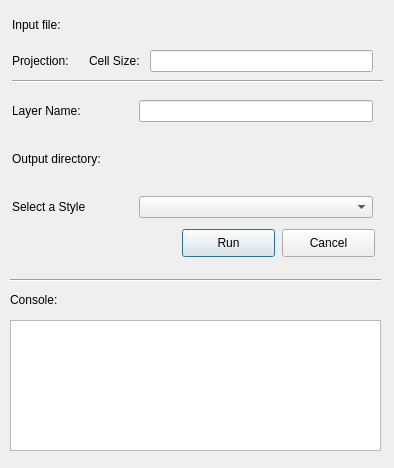
Above: rasterizor/rasterizor_dialog_base.ui from FLO-2DKaren/FLO-2D-Rasterizor before the change. Below: the same form after it.
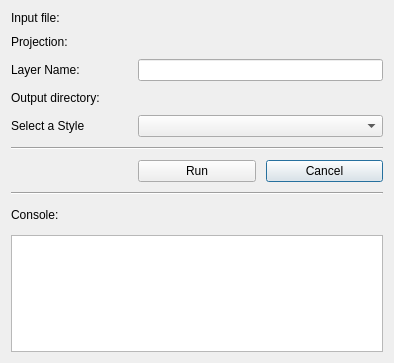
That is the form after the change. Custom widgets are drawn as their Qt base class.

Commit message: Cell size removed from the interface. Now it is calculated internally from the file selected. Small adjustments in the Plugin interface.

```diff
--- a/rasterizor/rasterizor_dialog_base.ui
+++ b/rasterizor/rasterizor_dialog_base.ui
@@ -7,102 +7,27 @@
     <x>0</x>
     <y>0</y>
     <width>394</width>
-    <height>468</height>
+    <height>363</height>
    </rect>
   </property>
   <property name="windowTitle">
    <string>FLO-2D Rasterizor</string>
   </property>
-  <widget class="QPlainTextEdit" name="plainTextEdit">
-   <property name="geometry">
-    <rect>
-     <x>10</x>
-     <y>320</y>
-     <width>371</width>
-     <height>131</height>
-    </rect>
-   </property>
-   <property name="toolTip">
-    <string>Progress messages.</string>
-   </property>
-  </widget>
-  <widget class="QPushButton" name="runButton">
-   <property name="geometry">
-    <rect>
-     <x>182</x>
-     <y>229</y>
-     <width>93</width>
-     <height>28</height>
-    </rect>
-   </property>
-   <property name="toolTip">
-    <string>Create a raster.</string>
-   </property>
-   <property name="text">
-    <string>Run</string>
-   </property>
-  </widget>
-  <widget class="QPushButton" name="cancelButton">
-   <property name="geometry">
-    <rect>
-     <x>282</x>
-     <y>229</y>
-     <width>93</width>
-     <height>28</height>
-    </rect>
-   </property>
-   <property name="text">
-    <string>Cancel</string>
-   </property>
-  </widget>
-  <widget class="Line" name="line">
-   <property name="geometry">
-    <rect>
-     <x>12</x>
-     <y>73</y>
-     <width>371</width>
-     <height>16</height>
-    </rect>
-   </property>
+  <layout class="QGridLayout" name="gridLayout_2">
+   <item row="1" column="0">
+    <spacer name="verticalSpacer">
    <property name="orientation">
-    <enum>Qt::Horizontal</enum>
-   </property>
-  </widget>
-  <widget class="Line" name="line_2">
-   <property name="geometry">
-    <rect>
-     <x>10</x>
-     <y>272</y>
-     <width>371</width>
-     <height>16</height>
-    </rect>
-   </property>
-   <property name="orientation">
-    <enum>Qt::Horizontal</enum>
-   </property>
-  </widget>
-  <widget class="QLabel" name="consoleLabel">
-   <property name="geometry">
-    <rect>
-     <x>10</x>
-     <y>290</y>
-     <width>71</width>
-     <height>20</height>
-    </rect>
-   </property>
-   <property name="text">
-    <string>Console:</string>
-   </property>
-  </widget>
-  <widget class="QWidget" name="layoutWidget">
-   <property name="geometry">
-    <rect>
-     <x>12</x>
-     <y>10</y>
-     <width>361</width>
-     <height>62</height>
-    </rect>
-   </property>
+      <enum>Qt::Vertical</enum>
+     </property>
+     <property name="sizeHint" stdset="0">
+      <size>
+       <width>20</width>
+       <height>1</height>
+      </size>
+     </property>
+    </spacer>
+   </item>
+   <item row="0" column="0">
    <layout class="QGridLayout" name="gridLayout">
     <property name="sizeConstraint">
      <enum>QLayout::SetDefaultConstraint</enum>
@@ -110,17 +35,13 @@
     <property name="spacing">
      <number>10</number>
     </property>
-    <item row="0" column="0">
-     <widget class="QLabel" name="inputLabel">
-      <property name="text">
-       <string>Input file:</string>
-      </property>
-     </widget>
-    </item>
-    <item row="0" column="1" colspan="3">
-     <widget class="QgsFileWidget" name="readfile">
+     <item row="4" column="0">
+      <widget class="QLabel" name="label_2">
       <property name="toolTip">
-       <string>Load a *.out file with ge, x, y, var data.</string>
+        <string>Select a map style.</string>
+       </property>
+       <property name="text">
+        <string>Select a Style</string>
       </property>
      </widget>
     </item>
@@ -131,66 +52,14 @@
       </property>
      </widget>
     </item>
-    <item row="1" column="1">
-     <widget class="QgsProjectionSelectionWidget" name="crsselector">
-      <property name="toolTip">
-       <string>Select the project coordinate system.</string>
+     <item row="5" column="0" colspan="3">
+      <widget class="Line" name="line_2">
+       <property name="orientation">
+        <enum>Qt::Horizontal</enum>
       </property>
      </widget>
     </item>
-    <item row="1" column="2">
-     <widget class="QLabel" name="cellSizeLabel">
-      <property name="toolTip">
-       <string>Set the grid element size.</string>
-      </property>
-      <property name="text">
-       <string>Cell Size:</string>
-      </property>
-     </widget>
-    </item>
-    <item row="1" column="3">
-     <widget class="QLineEdit" name="cellSize">
-      <property name="toolTip">
-       <string>Set the grid element size.</string>
-      </property>
-      <property name="inputMethodHints">
-       <set>Qt::ImhNone</set>
-      </property>
-     </widget>
-    </item>
-   </layout>
-  </widget>
-  <widget class="QWidget" name="layoutWidget">
-   <property name="geometry">
-    <rect>
-     <x>12</x>
-     <y>100</y>
-     <width>361</width>
-     <height>118</height>
-    </rect>
-   </property>
-   <layout class="QGridLayout" name="gridLayout_2">
-    <property name="spacing">
-     <number>10</number>
-    </property>
-    <item row="0" column="0">
-     <widget class="QLabel" name="label">
-      <property name="toolTip">
-       <string>Layer name.</string>
-      </property>
-      <property name="text">
-       <string>Layer Name:</string>
-      </property>
-     </widget>
-    </item>
-    <item row="0" column="1" colspan="2">
-     <widget class="QLineEdit" name="lineEdit_layerName">
-      <property name="toolTip">
-       <string>Name the layer if different from filename.</string>
-      </property>
-     </widget>
-    </item>
-    <item row="1" column="0">
+     <item row="3" column="0">
      <widget class="QLabel" name="outputDirectory">
       <property name="toolTip">
        <string>Location of the output raster file.</string>
@@ -200,7 +69,21 @@
       </property>
      </widget>
     </item>
-    <item row="1" column="1" colspan="2">
+     <item row="9" column="0" colspan="3">
+      <widget class="QPlainTextEdit" name="plainTextEdit">
+       <property name="toolTip">
+        <string>Progress messages.</string>
+       </property>
+      </widget>
+     </item>
+     <item row="4" column="1" colspan="2">
+      <widget class="QComboBox" name="style_cbo">
+       <property name="toolTip">
+        <string>Select a map style.</string>
+       </property>
+      </widget>
+     </item>
+     <item row="3" column="1" colspan="2">
      <widget class="QgsFileWidget" name="outputFile">
       <property name="toolTip">
        <string>Select a directory to save the file.</string>
@@ -211,24 +94,83 @@
      </widget>
     </item>
     <item row="2" column="0">
-     <widget class="QLabel" name="label_2">
+      <widget class="QLabel" name="label">
       <property name="toolTip">
        <string>Select a map style.</string>
       </property>
       <property name="text">
-       <string>Select a Style</string>
+        <string>Layer Name:</string>
+       </property>
+      </widget>
+     </item>
+     <item row="6" column="2">
+      <widget class="QPushButton" name="cancelButton">
+       <property name="text">
+        <string>Cancel</string>
+       </property>
+      </widget>
+     </item>
+     <item row="8" column="0">
+      <widget class="QLabel" name="consoleLabel">
+       <property name="text">
+        <string>Console:</string>
+       </property>
+      </widget>
+     </item>
+     <item row="0" column="1" colspan="2">
+      <widget class="QgsFileWidget" name="readfile">
+       <property name="toolTip">
+        <string>Load a *.out file with ge, x, y, var data.</string>
+       </property>
+      </widget>
+     </item>
+     <item row="0" column="0">
+      <widget class="QLabel" name="inputLabel">
+       <property name="text">
+        <string>Input file:</string>
       </property>
      </widget>
     </item>
     <item row="2" column="1" colspan="2">
-     <widget class="QComboBox" name="style_cbo">
+      <widget class="QLineEdit" name="lineEdit_layerName">
       <property name="toolTip">
        <string>Select a map style.</string>
       </property>
      </widget>
     </item>
-   </layout>
-  </widget>
+     <item row="6" column="1">
+      <widget class="QPushButton" name="runButton">
+       <property name="toolTip">
+        <string>Create a raster.</string>
+       </property>
+       <property name="text">
+        <string>Run</string>
+       </property>
+      </widget>
+     </item>
+     <item row="8" column="1" colspan="2">
+      <spacer name="horizontalSpacer">
+       <property name="orientation">
+        <enum>Qt::Horizontal</enum>
+       </property>
+       <property name="sizeHint" stdset="0">
+        <size>
+         <width>40</width>
+         <height>20</height>
+        </size>
+       </property>
+      </spacer>
+     </item>
+     <item row="7" column="0" colspan="3">
+      <widget class="Line" name="line_3">
+       <property name="orientation">
+        <enum>Qt::Horizontal</enum>
+       </property>
+      </widget>
+     </item>
+    </layout>
+   </item>
+  </layout>
  </widget>
  <customwidgets>
   <customwidget>
```
Left out of the diff: 19 changed lines with no effect on the pictures. Lines whose indentation alone changed are shown as unchanged. The commit also changes 1 other file.
